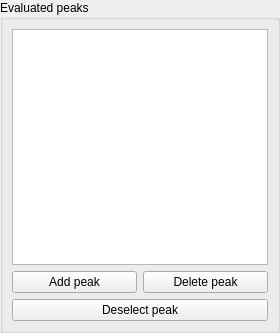
Above: src/gui/evaluatedpeakswidget.ui from echmet/CEval before the change. Below: the same form after it.
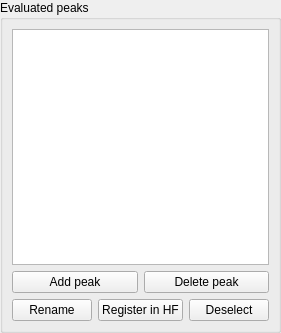
That is the form after the change.

Commit message: Allow for already stored peaks to be renamed and registered in hyperbole fit

```diff
--- a/src/gui/evaluatedpeakswidget.ui
+++ b/src/gui/evaluatedpeakswidget.ui
@@ -77,10 +77,24 @@
       </item>
       <item>
        <layout class="QHBoxLayout" name="horizontalLayout_2">
+        <item>
+         <widget class="QPushButton" name="qpb_rename">
+          <property name="text">
+           <string>Rename</string>
+          </property>
+         </widget>
+        </item>
+        <item>
+         <widget class="QPushButton" name="qpb_registerInHF">
+          <property name="text">
+           <string>Register in HF</string>
+          </property>
+         </widget>
+        </item>
         <item>
          <widget class="QPushButton" name="qpb_cancelSelection">
           <property name="text">
-           <string>Deselect peak</string>
+           <string>Deselect</string>
           </property>
          </widget>
         </item>
```
The commit also changes 11 other files.
